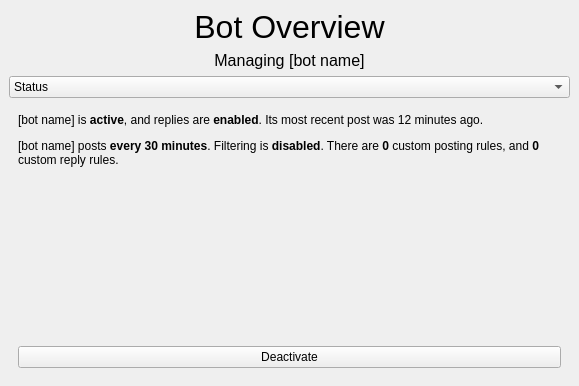
Before: the Qt Designer form gui/botoverview.ui in Lynnesbian/OldFediBooks, drawn with Qt 5.
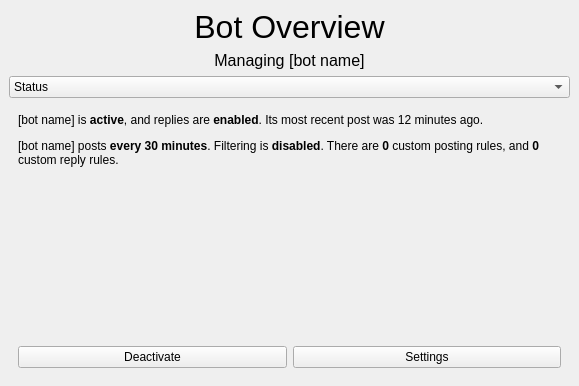
After: the same form once the commit is applied. The open tabs and pages were chosen to show the change. Icons and pictures are not drawn.

Commit message: minor changes to the bot overview

```diff
--- a/gui/botoverview.ui
+++ b/gui/botoverview.ui
@@ -110,6 +110,21 @@
            </widget>
           </item>
           <item>
+           <spacer name="verticalSpacer_3">
+            <property name="orientation">
+             <enum>Qt::Vertical</enum>
+            </property>
+            <property name="sizeHint" stdset="0">
+             <size>
+              <width>20</width>
+              <height>40</height>
+             </size>
+            </property>
+           </spacer>
+          </item>
+          <item>
+           <layout class="QHBoxLayout" name="horizontalLayout_3">
+            <item>
            <widget class="QPushButton" name="pushButton_5">
             <property name="text">
              <string>Deactivate</string>
@@ -118,6 +133,18 @@
              <iconset theme="system-run"/>
             </property>
            </widget>
+            </item>
+            <item>
+             <widget class="QPushButton" name="pushButton_7">
+              <property name="text">
+               <string>Settings</string>
+              </property>
+              <property name="icon">
+               <iconset theme="preferences-other"/>
+              </property>
+             </widget>
+            </item>
+           </layout>
           </item>
          </layout>
         </widget>
```
Left out of the diff: 2 changed lines with no effect on the pictures. Lines whose indentation alone changed are shown as unchanged.
